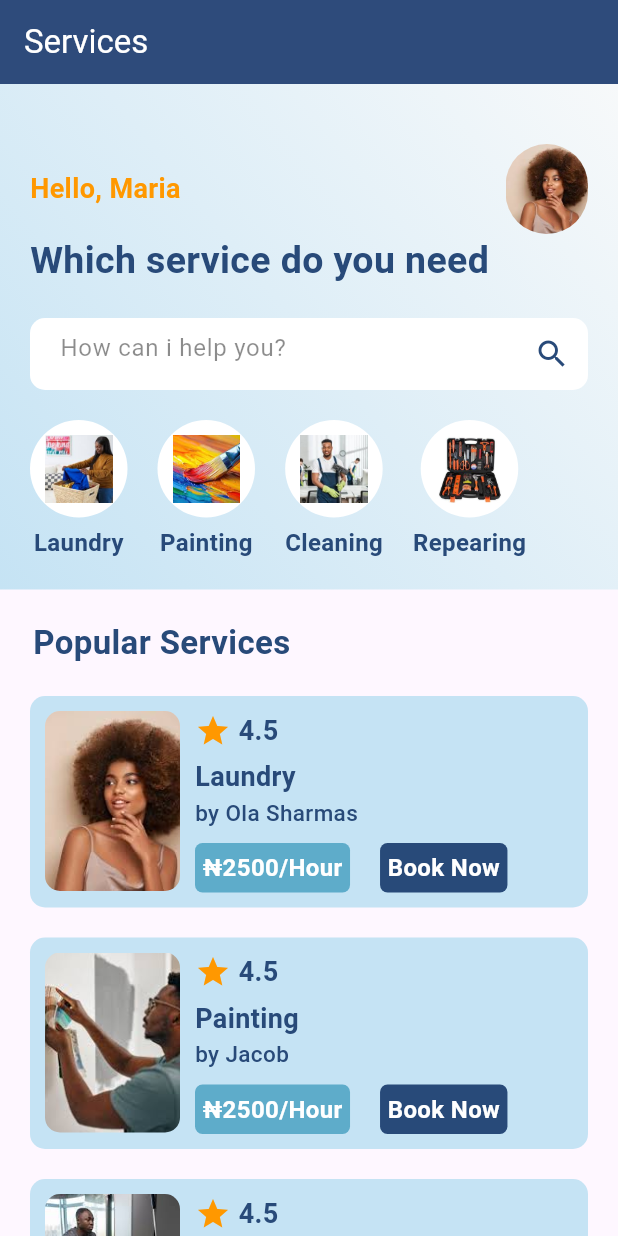
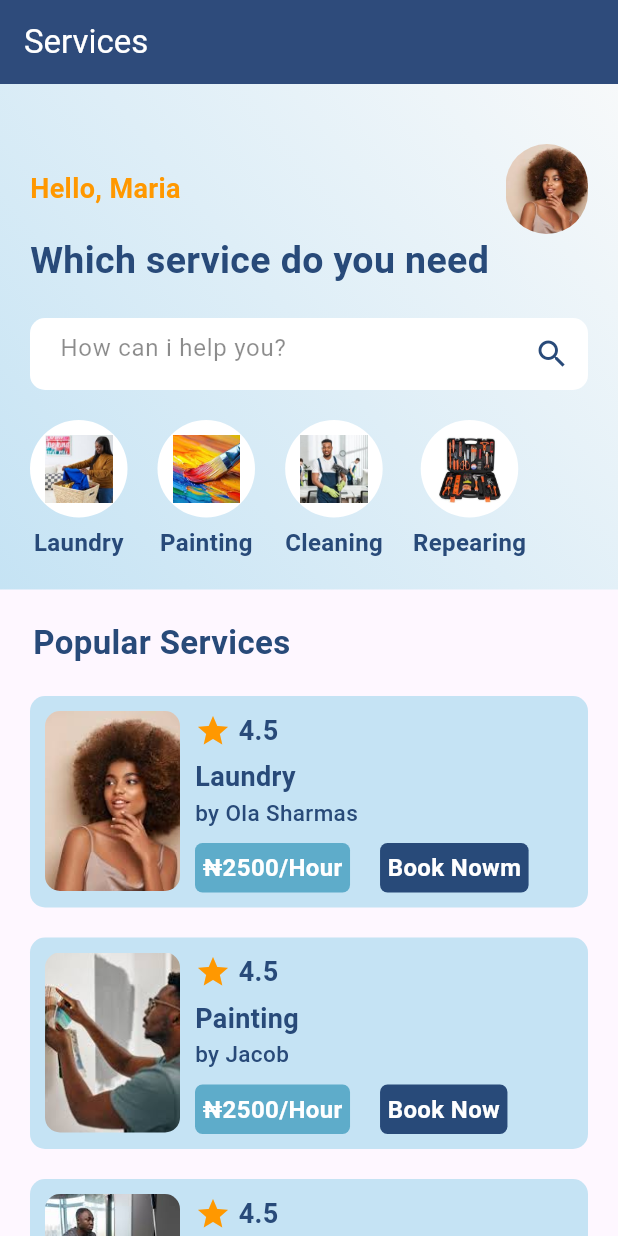
Before and after one commit to Senwin5/serviceproduction, a Flutter app: the Home screen opened directly, on a phone screen of 412 x 824 dp. Run offline on Flutter 3.47's test engine with Material 3 defaults, Android fonts, the phone set to English and light mode, and no system bars; our stand-ins replace cloud_firestore, curved_navigation_bar, firebase_auth, firebase_core, random_string; accounts and stored records are empty.

```diff
--- a/lib/pages/home.dart
+++ b/lib/pages/home.dart
@@ -328,7 +328,7 @@ class _HomeState extends State<Home> {
                               ),
                               child: Center(
                                 child: Text(
-                                  "Book Now",
+                                  "Book Nowm",
                                   style: TextStyle(
                                     color: Colors.white,
                                     fontSize: 16.0,
```
